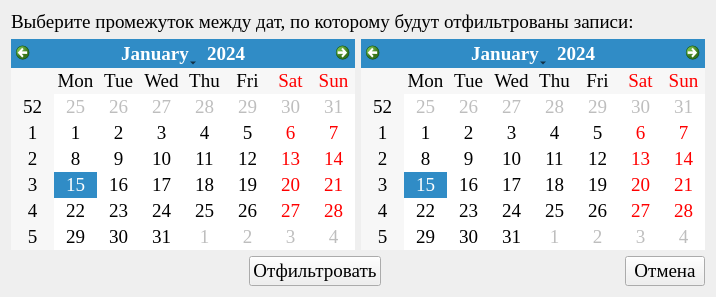
SwiftyKey/CostAccounting, file ui/filter_by_dates.ui: the form before one commit.
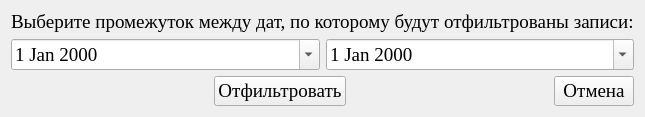
The form after the commit.

Diff of the .ui file:
```diff
--- a/ui/filter_by_dates.ui
+++ b/ui/filter_by_dates.ui
@@ -6,8 +6,8 @@
    <rect>
     <x>0</x>
     <y>0</y>
-    <width>650</width>
-    <height>273</height>
+    <width>643</width>
+    <height>111</height>
    </rect>
   </property>
   <property name="font">
@@ -30,10 +30,18 @@
    <item>
     <layout class="QHBoxLayout" name="horizontalLayout">
      <item>
-      <widget class="QCalendarWidget" name="date_from"/>
+      <widget class="QDateEdit" name="date_from">
+       <property name="calendarPopup">
+        <bool>true</bool>
+       </property>
+      </widget>
      </item>
      <item>
-      <widget class="QCalendarWidget" name="date_to"/>
+      <widget class="QDateEdit" name="date_to">
+       <property name="calendarPopup">
+        <bool>true</bool>
+       </property>
+      </widget>
      </item>
     </layout>
    </item>
```
